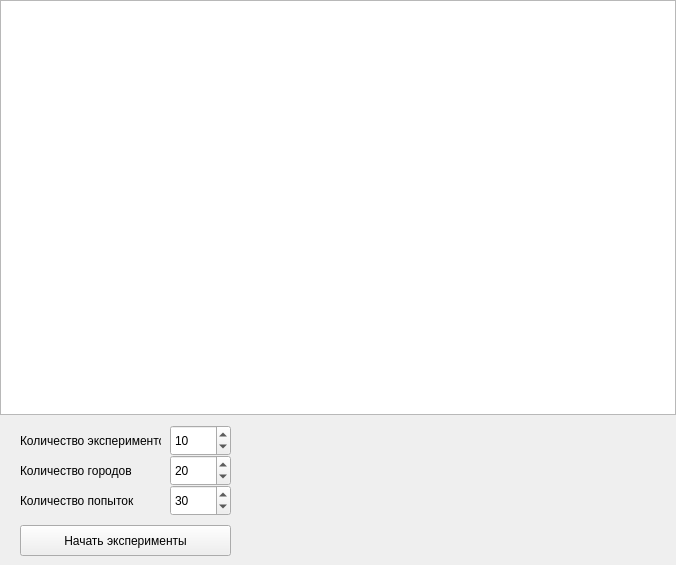
First picture: the form in forms/TSP_ExpertWindow.ui, repository MrModez/TSP_Project, before the edit.
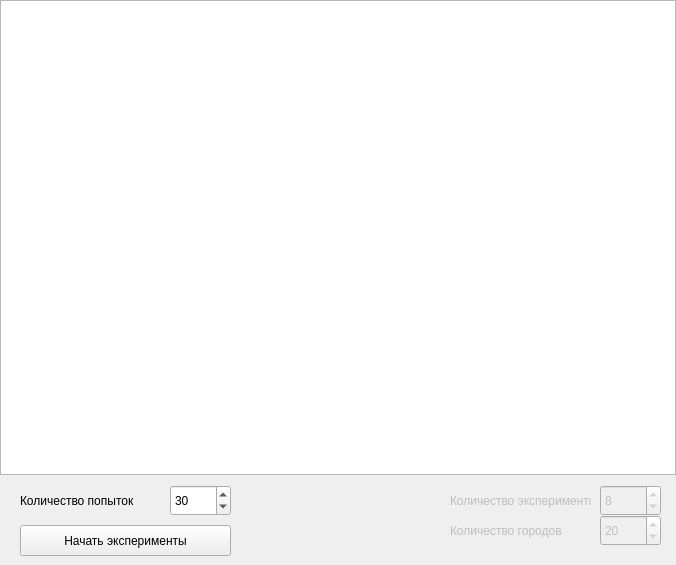
Second picture: the form after the edit.

The edit to the form file:
```diff
--- a/forms/TSP_ExpertWindow.ui
+++ b/forms/TSP_ExpertWindow.ui
@@ -68,15 +68,12 @@
          <item row="0" column="0">
           <widget class="QTextEdit" name="textEdit"/>
          </item>
-        </layout>
-       </widget>
-      </item>
-      <item>
+         <item row="1" column="0">
        <widget class="QWidget" name="widget_2" native="true">
         <property name="minimumSize">
          <size>
           <width>0</width>
-          <height>150</height>
+             <height>90</height>
          </size>
         </property>
         <property name="maximumSize">
@@ -86,9 +83,12 @@
          </size>
         </property>
         <widget class="QLabel" name="label_2">
+            <property name="enabled">
+             <bool>false</bool>
+            </property>
          <property name="geometry">
           <rect>
-           <x>20</x>
+              <x>450</x>
            <y>40</y>
            <width>121</width>
            <height>31</height>
@@ -102,7 +102,7 @@
          <property name="geometry">
           <rect>
            <x>20</x>
-           <y>110</y>
+              <y>50</y>
            <width>211</width>
            <height>31</height>
           </rect>
@@ -112,22 +112,28 @@
          </property>
         </widget>
         <widget class="QSpinBox" name="spinBox">
+            <property name="enabled">
+             <bool>false</bool>
+            </property>
          <property name="geometry">
           <rect>
-           <x>170</x>
+              <x>600</x>
            <y>10</y>
            <width>61</width>
            <height>31</height>
           </rect>
          </property>
          <property name="value">
-          <number>10</number>
+             <number>8</number>
          </property>
         </widget>
         <widget class="QSpinBox" name="spinBox_2">
+            <property name="enabled">
+             <bool>false</bool>
+            </property>
          <property name="geometry">
           <rect>
-           <x>170</x>
+              <x>600</x>
            <y>40</y>
            <width>61</width>
            <height>31</height>
@@ -141,7 +147,7 @@
          <property name="geometry">
           <rect>
            <x>170</x>
-           <y>70</y>
+              <y>10</y>
            <width>61</width>
            <height>31</height>
           </rect>
@@ -154,9 +160,12 @@
          </property>
         </widget>
         <widget class="QLabel" name="label_3">
+            <property name="enabled">
+             <bool>false</bool>
+            </property>
          <property name="geometry">
           <rect>
-           <x>20</x>
+              <x>450</x>
            <y>10</y>
            <width>141</width>
            <height>31</height>
@@ -170,7 +179,7 @@
          <property name="geometry">
           <rect>
            <x>20</x>
-           <y>70</y>
+              <y>10</y>
            <width>121</width>
            <height>31</height>
           </rect>
@@ -179,6 +188,9 @@
           <string>Количество попыток</string>
          </property>
         </widget>
+          </widget>
+         </item>
+        </layout>
        </widget>
       </item>
      </layout>
```
Lines whose indentation alone changed are shown as unchanged.
